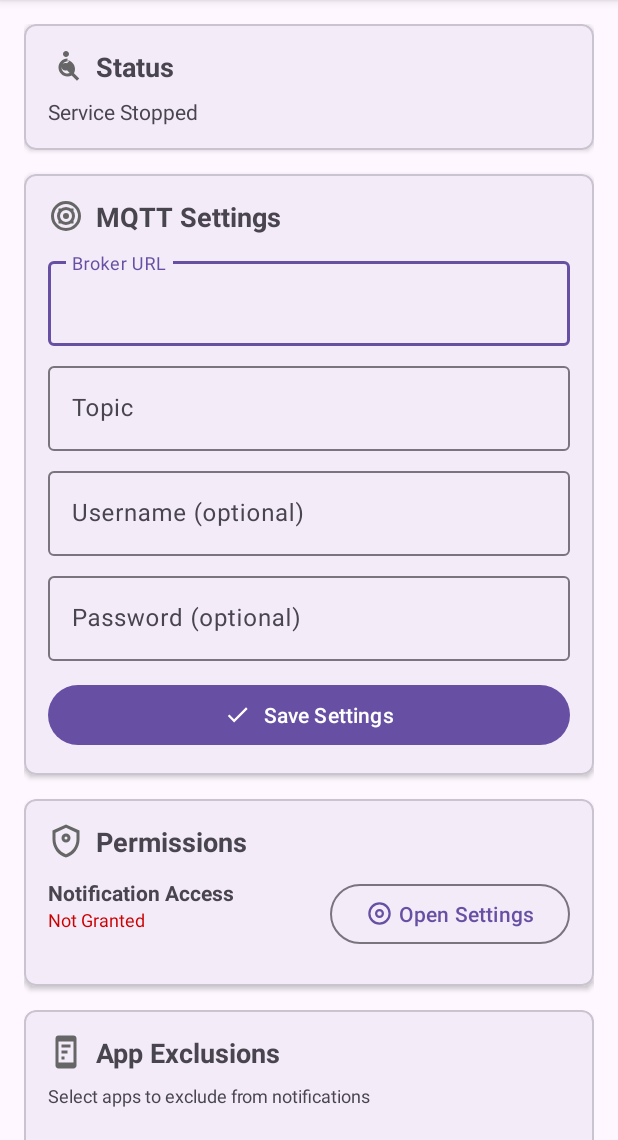
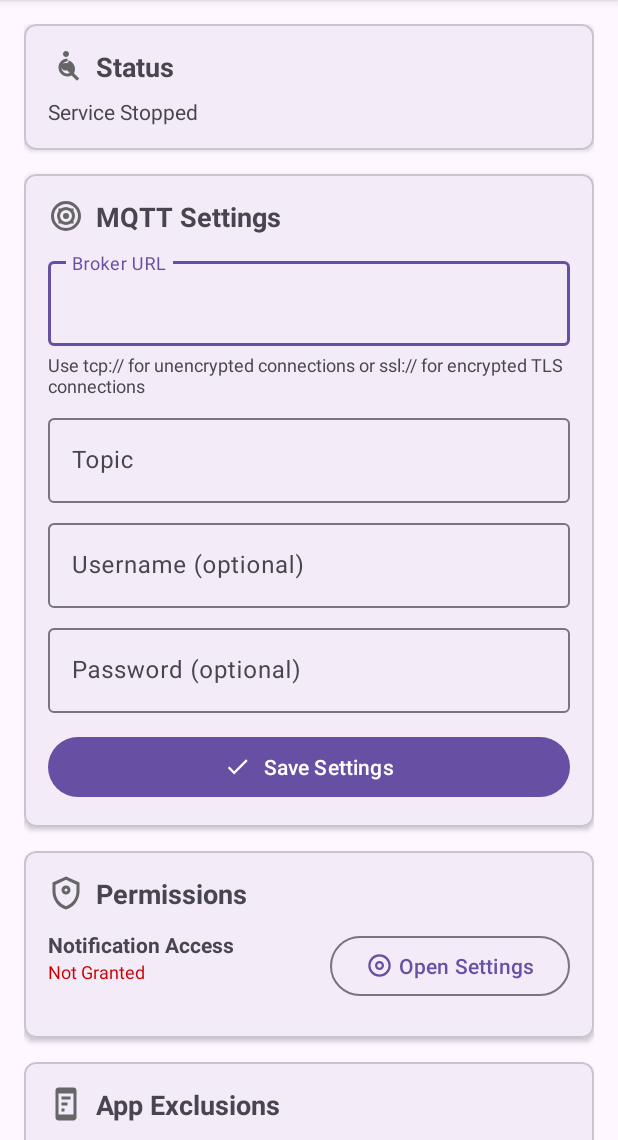
Before and after one commit to vpont/Notif2MQTT, an Android app: the screen it shows after launch (MainActivity), on a phone screen of 412 x 824 dp, the part 96-1236 px from its top. Run offline under Robolectric (Android 15) with nearby library versions, the phone set to English and light mode, and no system bars; 8 statements that could not run were skipped.

Commit message:
Add TLS support for secure MQTT connections

```diff
--- a/app/src/main/java/com/notif2mqtt/SettingsManager.kt
+++ b/app/src/main/java/com/notif2mqtt/SettingsManager.kt
@@ -28,12 +28,13 @@ class SettingsManager(context: Context) {
         private const val KEY_MQTT_USERNAME = "mqtt_username"
         private const val KEY_MQTT_PASSWORD = "mqtt_password"
         private const val KEY_MQTT_CLIENT_ID = "mqtt_client_id"
+        private const val KEY_MQTT_ACCEPT_SELF_SIGNED_CERTS = "mqtt_accept_self_signed_certs"
 
         // App Settings
         private const val KEY_EXCLUDED_APPS = "excluded_apps"
         private const val KEY_SERVICE_ENABLED = "service_enabled"
 
-        // Defaults
+        // Defaults (supports both tcp:// and ssl:// protocols)
         const val DEFAULT_BROKER = "tcp://192.168.1.100:1883"
         const val DEFAULT_TOPIC = "notif2mqtt/notifications"
     }
@@ -58,6 +59,10 @@ class SettingsManager(context: Context) {
     var mqttClientId: String
         get() = prefs.getString(KEY_MQTT_CLIENT_ID, generateClientId()) ?: generateClientId()
         set(value) = prefs.edit().putString(KEY_MQTT_CLIENT_ID, value).apply()
+
+    var mqttAcceptSelfSignedCerts: Boolean
+        get() = prefs.getBoolean(KEY_MQTT_ACCEPT_SELF_SIGNED_CERTS, true) // Default to true for compatibility
+        set(value) = prefs.edit().putBoolean(KEY_MQTT_ACCEPT_SELF_SIGNED_CERTS, value).apply()
 
     var serviceEnabled: Boolean
         get() = prefs.getBoolean(KEY_SERVICE_ENABLED, true)
--- a/app/src/main/res/layout/activity_main.xml
+++ b/app/src/main/res/layout/activity_main.xml
@@ -96,7 +96,7 @@
                  <com.google.android.material.textfield.TextInputLayout
                      android:layout_width="match_parent"
                      android:layout_height="wrap_content"
-                    android:layout_marginBottom="8dp"
+                     android:layout_marginBottom="4dp"
                      android:hint="@string/broker_url">
 
                      <com.google.android.material.textfield.TextInputEditText
@@ -106,6 +106,14 @@
                          android:inputType="textUri"
                          android:singleLine="true"/>
                  </com.google.android.material.textfield.TextInputLayout>
+
+                 <TextView
+                     android:layout_width="match_parent"
+                     android:layout_height="wrap_content"
+                     android:layout_marginBottom="8dp"
+                     android:text="@string/broker_help"
+                     android:textSize="12sp"
+                     android:textColor="?android:attr/textColorSecondary"/>
 
                 <com.google.android.material.textfield.TextInputLayout
                     android:layout_width="match_parent"
--- a/app/src/main/res/values/strings.xml
+++ b/app/src/main/res/values/strings.xml
@@ -5,7 +5,8 @@
     <!-- Main Activity -->
     <string name="mqtt_settings">MQTT Settings</string>
     <string name="broker_url">Broker URL</string>
-    <string name="broker_hint">tcp://192.168.1.100:1883</string>
+    <string name="broker_hint">tcp://192.168.1.100:1883 or ssl://broker.example.com:8883</string>
+    <string name="broker_help">Use tcp:// for unencrypted connections or ssl:// for encrypted TLS connections</string>
     <string name="topic">Topic</string>
     <string name="topic_hint">notif2mqtt/notifications</string>
     <string name="username">Username (optional)</string>
@@ -25,6 +26,7 @@
     <string name="status">Status</string>
     <string name="mqtt_connected">MQTT Connected</string>
     <string name="mqtt_disconnected">MQTT Disconnected</string>
+    <string name="mqtt_connected_tls">MQTT Connected (TLS)</string>
     <string name="service_running">Service Running</string>
     <string name="service_stopped">Service Stopped</string>
 
```
Also changed, not shown: app/src/main/java/com/notif2mqtt/MainActivity.kt (+42 -1 lines), app/src/main/java/com/notif2mqtt/mqtt/MqttManager.kt (+25 -0 lines). Lines whose indentation alone changed are shown as unchanged.
